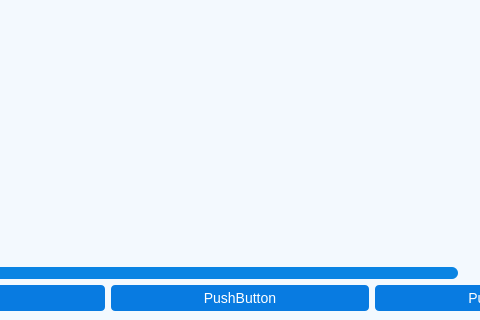
Before: the Qt Designer form ui/admin.ui in Dimalko/telo2, drawn with Qt 5; both pictures show x 264 to 744 and y 345 to 665 of the 907 by 665 pixel window.
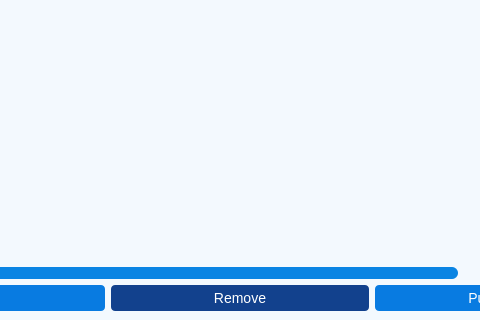
After: the same form once the commit is applied. The open tabs and pages were chosen to show the change. Icons and pictures are not drawn.

What changed in the file:
```diff
--- a/ui/admin.ui
+++ b/ui/admin.ui
@@ -907,7 +907,7 @@
 border: 0px;
 font-size: 14px;
 padding: 5px;
-background-color: rgb(8, 123, 225);
+background-color: rgb(18, 65, 141);
 border-radius: 4px;
 }
 
@@ -916,7 +916,7 @@
 }</string>
           </property>
           <property name="text">
-           <string>PushButton</string>
+           <string>Remove</string>
           </property>
          </widget>
         </item>
```
Left out of the diff: 4 changed lines with no effect on the pictures.
